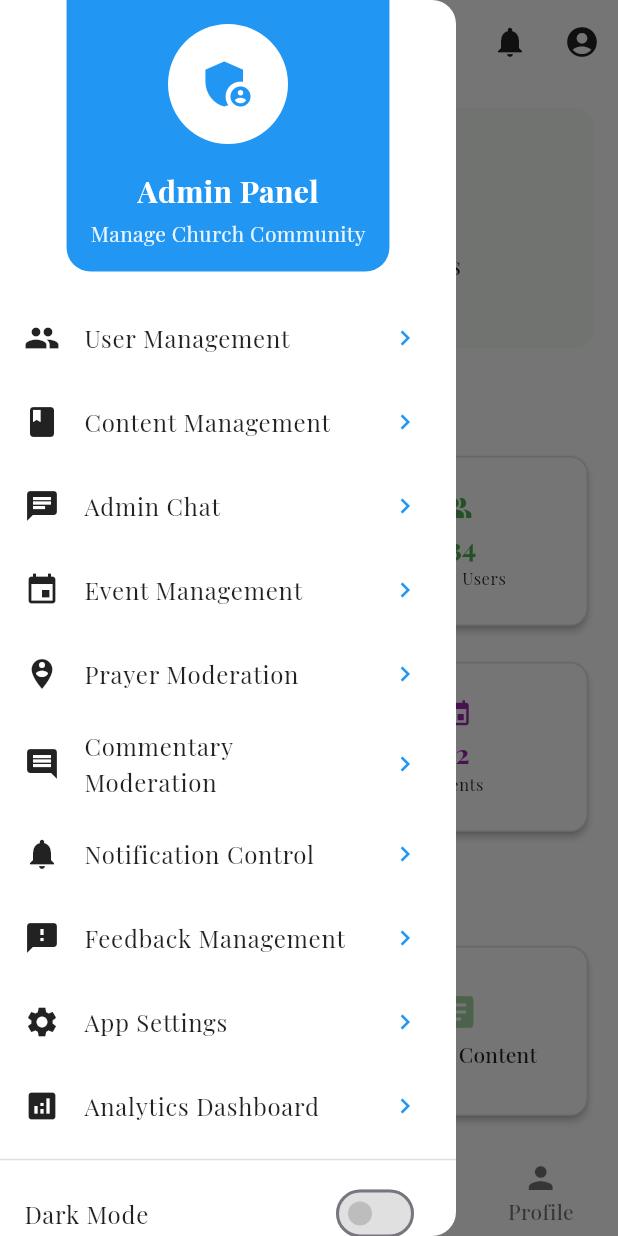
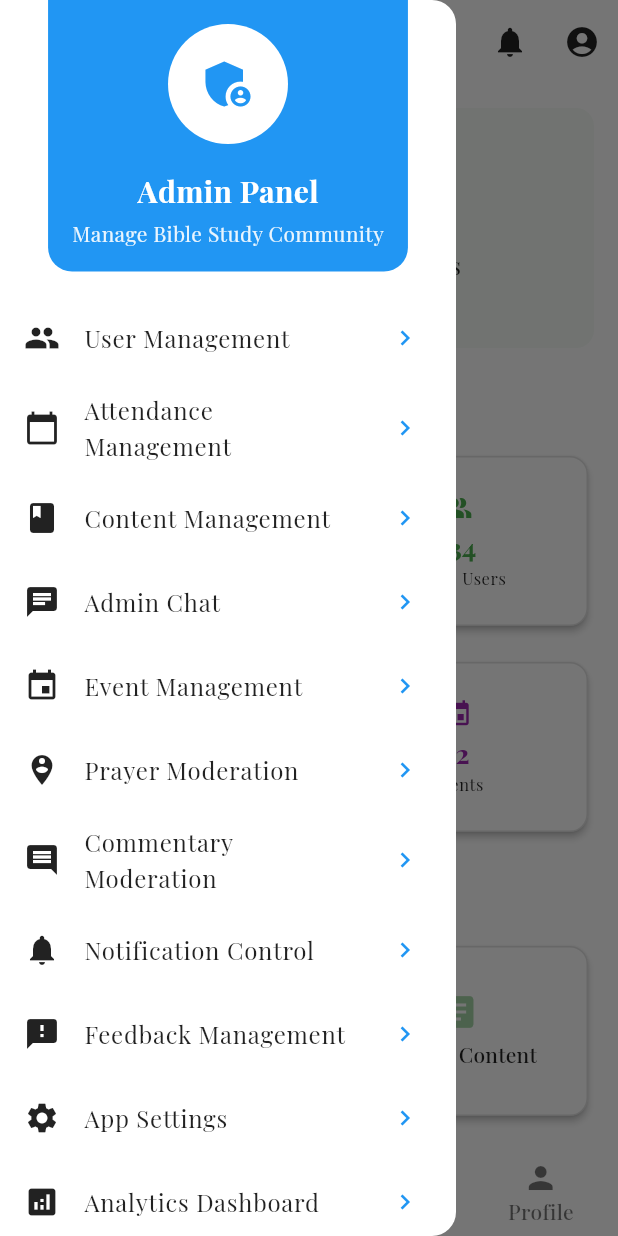
Before and after one commit to josi-web/AmenApp, a Flutter app: the AdminHomeScreen screen opened directly, with the side drawer open, on a phone screen of 412 x 824 dp. Run offline on Flutter 3.47's test engine with Material 3 defaults, Android fonts, the phone set to English and light mode, and no system bars; our stand-ins replace animate_do, fl_chart, google_fonts, shared_preferences; accounts and stored records are empty.

Commit message:
feat: Update AdminDrawer to include Attendance Management menu item

```diff
--- a/amen_app/lib/features/admin/widgets/admin_drawer.dart
+++ b/amen_app/lib/features/admin/widgets/admin_drawer.dart
@@ -2,6 +2,7 @@ import 'package:flutter/material.dart';
 import 'package:provider/provider.dart';
 import '../../../shared/services/auth_service.dart';
 import '../../../shared/services/theme_service.dart';
+import '../screens/attendance_management.dart';
 
 class AdminDrawer extends StatelessWidget {
   final int selectedIndex;
@@ -56,7 +57,7 @@ class AdminDrawer extends StatelessWidget {
                   ),
                   const SizedBox(height: 4),
                   Text(
-                    'Manage Church Community',
+                    'Manage Bible Study Community',
                     style: TextStyle(
                       color: Colors.white.withOpacity(0.9),
                       fontSize: 14,
@@ -74,6 +75,19 @@ class AdminDrawer extends StatelessWidget {
                     icon: Icons.people,
                     title: 'User Management',
                     index: 1,
+                  ),
+                  _buildMenuItem(
+                    context,
+                    icon: Icons.calendar_today,
+                    title: 'Attendance Management',
+                    onTap: () {
+                      Navigator.push(
+                        context,
+                        MaterialPageRoute(
+                          builder: (context) => const AttendanceManagement(),
+                        ),
+                      );
+                    },
                   ),
                   _buildMenuItem(
                     context,
```
